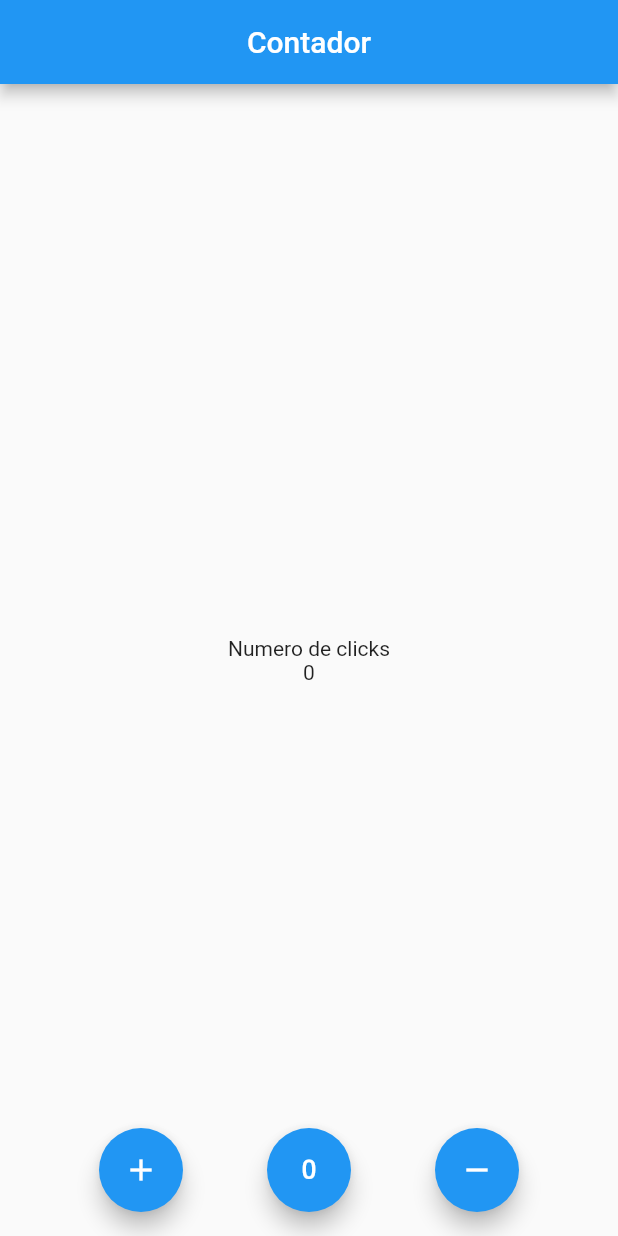
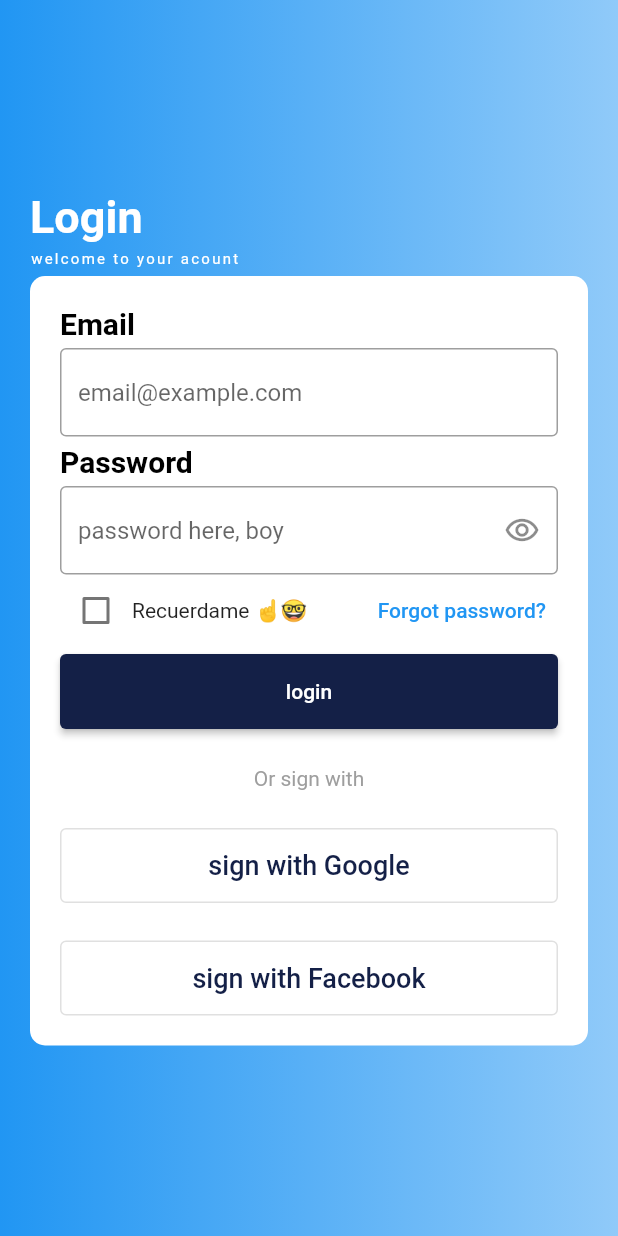
Before and after one commit to WhiteWolf720/contadorflutter, a Flutter app: the screen it shows after launch, on a phone screen of 412 x 824 dp. Run offline on Flutter 3.47's test engine with Material 2 defaults, Android fonts, the phone set to English and light mode, and no system bars.

Commit message:
implementacion de login

```diff
--- a/lib/main.dart
+++ b/lib/main.dart
@@ -1,4 +1,4 @@
-import 'package:contador/pages/home_page.dart';
+import 'package:contador/pages/login_page.dart';
 import 'package:flutter/material.dart';
 
 void main() => runApp(const MyApp());
@@ -8,9 +8,10 @@ class MyApp extends StatelessWidget {
 
   @override
   Widget build(BuildContext context) {
-    return MaterialApp(
+    return const MaterialApp(
+      debugShowCheckedModeBanner: false,
       title: 'Material App',
-      home: HomePage(),
+      home: LoginPage(),
     );
   }
 }
--- /dev/null
+++ b/lib/pages/login_page.dart
@@ -0,0 +1,255 @@
+import "package:flutter/material.dart";
+
+class LoginPage extends StatefulWidget {
+  const LoginPage({super.key});
+
+  @override
+  State<LoginPage> createState() => _LoginPageState();
+}
+
+class _LoginPageState extends State<LoginPage> {
+  @override
+  Widget build(BuildContext context) {
+    return Scaffold(
+      body: Stack(
+        children: const [
+          Fondo(),
+          Contenido(),
+        ],
+      ),
+    );
+  }
+}
+
+class Contenido extends StatefulWidget {
+  const Contenido({super.key});
+
+  @override
+  State<Contenido> createState() => _ContenidoState();
+}
+
+class _ContenidoState extends State<Contenido> {
+  @override
+  Widget build(BuildContext context) {
+    return Padding(
+      padding: const EdgeInsets.symmetric(horizontal: 20),
+      child: Column(
+        mainAxisAlignment: MainAxisAlignment.center,
+        crossAxisAlignment: CrossAxisAlignment.start,
+        children: [
+          const Text('Login',
+            style: TextStyle(color: Colors.white,
+            fontSize: 30,
+            fontWeight: FontWeight.bold,
+            ),
+          ),
+          const SizedBox(height: 5,),
+          const Text('welcome to your acount',
+            style: TextStyle(color: Colors.white,
+            fontSize: 10,
+            letterSpacing: 1.5,
+            ),
+          ),
+          const SizedBox(height: 5,),
+          const Datos(),
+        ]
+        ),
+    );
+  }
+}
+
+class Datos extends StatefulWidget {
+  const Datos({super.key});
+
+  @override
+  State<Datos> createState() => _DatosState();
+}
+
+class _DatosState extends State<Datos> {
+  bool obs = true;
+  @override
+  Widget build(BuildContext context) {
+    return Container(
+      padding: const EdgeInsets.all(20),
+      decoration: BoxDecoration(
+        borderRadius: BorderRadius.circular(10),
+        color: Colors.white
+      ),
+      child: Column(
+        crossAxisAlignment: CrossAxisAlignment.start,
+        children: [
+          const Text('Email',
+          style: TextStyle(
+            color: Colors.black,
+            fontWeight: FontWeight.bold,
+            fontSize: 20,
+            ),
+          ),
+          const SizedBox(height: 5,),
+          TextFormField(
+            keyboardType: TextInputType.emailAddress,
+            decoration: const InputDecoration(
+              border: OutlineInputBorder(),
+              hintText: 'email@example.com',
+            ),
+          ),
+          const SizedBox(height: 5,),
+          const Text('Password',
+           style: TextStyle(
+            color: Colors.black,
+            fontWeight: FontWeight.bold,
+            fontSize: 20,
+            ),
+          ),
+          const SizedBox(height: 5,),
+          TextFormField(
+            obscureText: obs,
+            decoration: InputDecoration(
+              border: const OutlineInputBorder(),
+              hintText: 'password here, boy',
+              suffixIcon: IconButton(
+                icon: const Icon(
+                  Icons.remove_red_eye_outlined,
+                ),
+                onPressed: () {
+                  setState( () {
+                    obs == true ? obs = false : obs = true;
+                  });
+                },
+              ),
+
+
+            ),
+          ),
+          const Remember(),
+          const SizedBox(height: 5,),
+          const Botones(),
+        ],
+      ),
+    );
+  }
+}
+
+class Remember extends StatefulWidget {
+  const Remember({super.key});
+
+  @override
+  State<Remember> createState() => _RememberState();
+}
+
+class _RememberState extends State<Remember> {
+  bool valor = false;
+
+  @override
+  Widget build(BuildContext context) {
+    return Row(
+      children: [
+        Checkbox(value: valor,
+        onChanged: (value) {
+          setState(() {
+            valor == false? valor = true : valor = false;
+          });
+        }
+        ),
+        const Text('Recuerdame ☝️🤓'),
+        const Spacer(),
+        TextButton(
+          onPressed: () {},
+          child: const Text('Forgot password?')
+          )
+      ],
+    );
+  }
+}
+
+class Botones extends StatelessWidget {
+  const Botones({super.key});
+
+  @override
+  Widget build(BuildContext context) {
+    return Column(
+      children: [
+        SizedBox(
+          width: double.infinity,
+          height: 50,
+          child: ElevatedButton(
+            onPressed:() {},
+            style: ButtonStyle(
+              backgroundColor:
+              MaterialStateProperty.all<Color>(const Color(0xff142047))
+            ),
+            child: const Text(
+              'login',
+              style: TextStyle(
+                color: Colors.white
+              ),
+            ),
+          )
+        ),
+        const SizedBox(
+          width: double.infinity,
+          height: 25,
+        ),
+        const Text(
+          'Or sign with',
+          style: TextStyle(
+            color: Colors.grey),
+        ),
+        const SizedBox(
+          width: double.infinity,
+          height: 25,
+        ),
+        SizedBox(
+          width: double.infinity,
+          height: 50,
+          child: OutlinedButton(
+            onPressed: (){},
+            child: const Text(
+              'sign with Google',
+              style: TextStyle(
+                color: Color(0xff142047),
+                fontSize: 18
+              ),
+            )),
+        ), //google pa
+        const SizedBox(
+          width: double.infinity,
+          height: 25,
+        ),
+        SizedBox(
+          width: double.infinity,
+          height: 50,
+          child: OutlinedButton(
+            onPressed: (){},
+            child: const Text(
+              'sign with Facebook',
+              style: TextStyle(
+                color: Color(0xff142047),
+                fontSize: 18
+              ),
+            )),
+        ), //facebook pa
+      ],
+    );
+  }
+}
+
+class Fondo extends StatelessWidget {
+  const Fondo({super.key});
+
+  @override
+  Widget build(BuildContext context) {
+    return Container(
+      decoration: BoxDecoration(
+        gradient: LinearGradient(
+          colors: [
+            Colors.blue.shade200,
+            Colors.blue
+          ],
+          begin: Alignment.centerRight,
+          end: Alignment.centerLeft
+        )
+      )
+    );
+  }
+}
```
